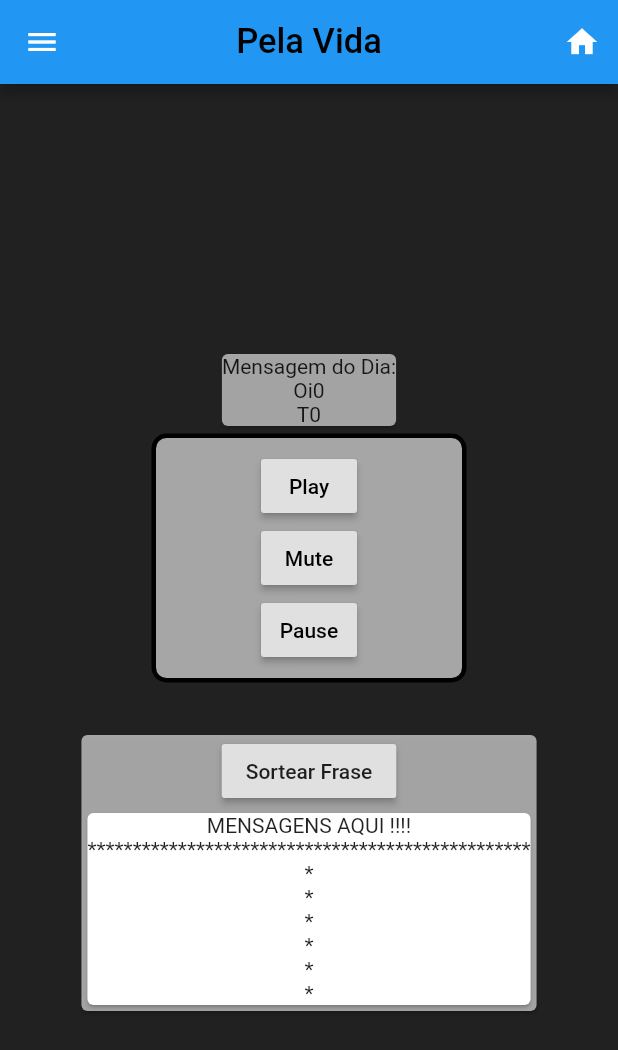
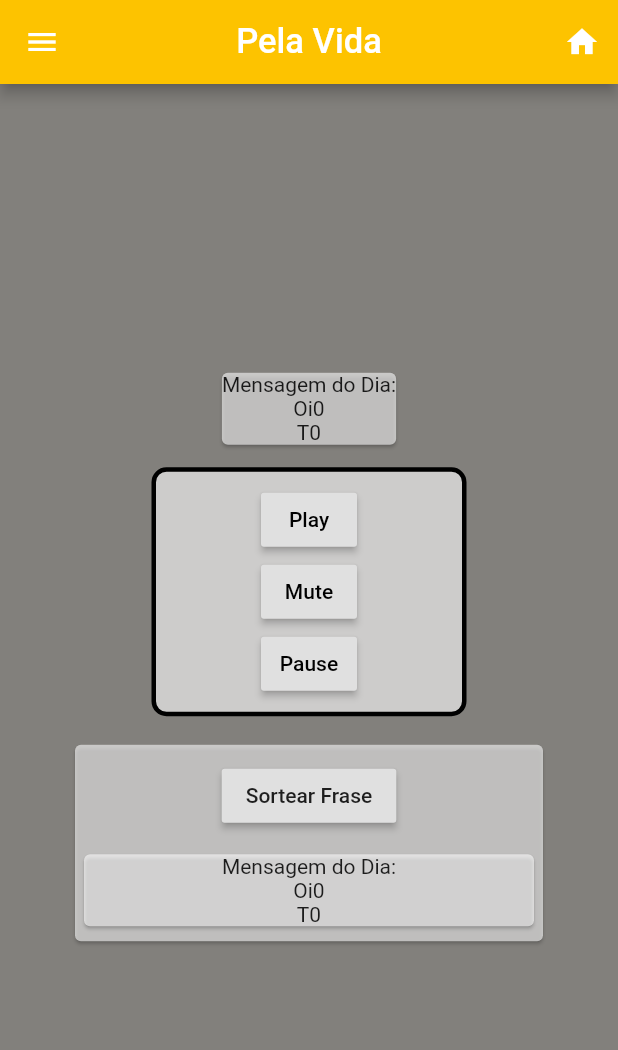
Before and after one commit to GuilhermePalma/pela_vida, a Flutter app: the screen it shows after launch, on a phone screen of 412 x 824 dp. Shown: the top 1050 px of the screen. Run offline on Flutter 3.47's test engine with Material 2 defaults, Android fonts, the phone set to English and light mode, and no system bars; statements that could not run were skipped.

```diff
--- a/lib/main.dart
+++ b/lib/main.dart
@@ -1,4 +1,5 @@
 import 'package:flutter/material.dart';
+import 'package:pela_vida/pages/style/colorsGlobal.dart';
 import 'package:pela_vida/pages/style/drawer.dart';
 import 'package:pela_vida/pages/style/header.dart';
 import 'utils/randomPhrases.dart';
@@ -9,7 +10,6 @@ import 'utils/randomPhrases.dart';
 //TODO Implementar a musica
 //TODO Remover codigo comentados
 
-
 void main() => runApp(MyApp());
 
 class MyApp extends StatelessWidget {
@@ -18,9 +18,6 @@ class MyApp extends StatelessWidget {
     return MaterialApp(
       debugShowCheckedModeBanner: false,
       title: 'Pela Vida',
-      theme: ThemeData(
-        primaryColor: Colors.blue,
-      ),
       home: MyHomePage(),
     );
   }
@@ -34,43 +31,38 @@ class MyHomePage extends StatefulWidget {
 class _MyHomePageState extends State<MyHomePage> {
   @override
   Widget build(BuildContext context) =>
-      headerMain("Pela Vida", _body, lateralMenu, context);
-}
+      headerMain("Pela Vida", _body, lateralMenu, amarelo3, context);
 
   _body() {
 
-List<String> storagePhrase=[];
+    List<String> storagePhrase = [];
     String phrase = "", author = "";
 
-  if(phrase.isEmpty && author.isEmpty) {
+    if (phrase.isEmpty && author.isEmpty) {
       storagePhrase = formatPhrase();
     }
 
     phrase = storagePhrase[0];
     author = storagePhrase[1];
 
+    generationNewPhrase() {
+      setState(() {
+        storagePhrase = formatPhrase();
+      });
+    }
+
 
     return Container(
-    color: Colors.black87,
+      color: Color(cinza3),
       height: double.infinity,
       width: double.infinity,
       //child: SingleChildScrollView(
       child: Column(
         mainAxisAlignment: MainAxisAlignment.center,
         children: <Widget>[
-        /*TODO Remover esse codigo, ele era modelo
-        Container(
-          padding: EdgeInsets.fromLTRB(0, 30, 0, 0),
-          child: Card(
-            child: Text(
-                "MENSAGENS AQUI !!!!\n*************************************************" +
-                    "\n*\n*\n*\n*\n*\n*", textAlign: TextAlign.center,),
-          ),
-        ),*/
-
           Card(
             color: Colors.white60,
-          margin: EdgeInsets.fromLTRB(0, 30, 0, 0),
+            margin: EdgeInsets.fromLTRB(0, 10, 0, 10),
             child: Column(
               children: <Widget>[
                 Text(
@@ -78,7 +70,6 @@ List<String> storagePhrase=[];
                   style: TextStyle(),
                   textAlign: TextAlign.center,
                 ),
-
                 Text(
                   phrase,
                   style: TextStyle(),
@@ -89,7 +80,6 @@ List<String> storagePhrase=[];
                   style: TextStyle(),
                   textAlign: TextAlign.center,
                 ),
-
               ],
             ),
           ),
@@ -113,20 +103,49 @@ List<String> storagePhrase=[];
               ],
             ),
           ),
+          Container(
+            margin: EdgeInsets.fromLTRB(0, 10, 0, 10),
+            width: 320,
+            child: Card(
+              color: Colors.white60,
+              child: Column(
+                children: <Widget>[
+                  Container(
+                    padding: EdgeInsets.fromLTRB(0, 10, 0, 5),
+                    child: RaisedButton(
+                        child: Text("Sortear Frase"),
+                        onPressed: () {
+                          generationNewPhrase();
+                        }),
+                  ),
                   Card(
                     color: Colors.white60,
-          margin: EdgeInsets.fromLTRB(0, 30, 0, 0),
+                    margin: EdgeInsets.fromLTRB(0, 10, 0, 10),
+                    child: Container(
+                      width: 300,
                       child: Column(
                         children: <Widget>[
-              RaisedButton(child: Text("Sortear Frase"), onPressed: () {}),
-              Card(
-                child: Text(
-                  "MENSAGENS AQUI !!!!\n*************************************************" +
-                      "\n*\n*\n*\n*\n*\n*",
+                          Text(
+                            "Mensagem do Dia:",
+                            style: TextStyle(),
                             textAlign: TextAlign.center,
+                          ),
+                          Text(
+                            phrase,
+                            style: TextStyle(),
+                            textAlign: TextAlign.center,
+                          ),
+                          Text(
+                            author,
+                            style: TextStyle(),
+                            textAlign: TextAlign.center,
+                          ),
+                        ],
+                      ),
                     ),
                   ),
                 ],
+              ),
             ),
           ),
         ],
@@ -134,3 +153,4 @@ List<String> storagePhrase=[];
       //),
     );
   }
+}
--- a/lib/pages/pageTemporary.dart
+++ b/lib/pages/pageTemporary.dart
@@ -11,10 +11,10 @@ class Temporary extends StatelessWidget {
 }
 
 _bodyTemp() {
-  Center(
+  return Center(
     child: Container(
-      color: Colors.white,
-      child: Text("Pagina Temporaria"),
+      color: Colors.white38,
+      child: Text("Pagina Temporaria", style: TextStyle(color: Colors.black),),
     ),
   );
 }
--- /dev/null
+++ b/lib/pages/style/colorsGlobal.dart
@@ -0,0 +1,11 @@
+//Cores Usadas no app
+
+int amarelo1 = 0xffFFED00 ;
+int amarelo2 = 0xffFFDD00 ;
+int amarelo3 = 0xffFDC300 ;
+int amarelo4 = 0xffF8A800 ;
+
+int cinza1 = 0xffD1D0D1 ;
+int cinza2 = 0xffB0AEAA ;
+int cinza3 = 0xff82807C ;
+int cinza4 = 0xff3A3A3A ;
--- a/lib/pages/style/drawer.dart
+++ b/lib/pages/style/drawer.dart
@@ -1,9 +1,9 @@
 import 'package:flutter/material.dart';
 import 'package:pela_vida/pages/pageTemporary.dart';
+import 'package:pela_vida/pages/style/colorsGlobal.dart';
 import 'package:pela_vida/utils/navegation.dart';
 
 //TODO Colocar as paginas corretas
-//TODO Inserir a imagem correta
 
 lateralMenu(BuildContext context) {
   return Drawer(
@@ -17,12 +17,11 @@ lateralMenu(BuildContext context) {
             style: TextStyle(color: Colors.white, fontSize: 25),
           ),
           decoration: BoxDecoration(
-            color: Colors.green,
+            color: Colors.cinza1,
             image: DecorationImage(
               fit: BoxFit.fill,
-              image: NetworkImage(
-                //TODO Colocar uma imagem certa
-                  "https://s1.static.brasilescola.uol.com.br/be/conteudo/images/a-tecnica-pomodoro-um-metodo-gestao-tempo-5b4e0f6051f44.jpg"
+              image: AssetImage(
+                "assets/images/LogoPelaVida.png"
               ),
             ),
           ),
--- a/lib/pages/style/header.dart
+++ b/lib/pages/style/header.dart
@@ -1,11 +1,12 @@
 import 'package:flutter/material.dart';
 
 //Titulo, Nome da função body, tela lateral, context p/ navegação entre as paginas
-headerMain(String _title, Function _body, Function _drawer, BuildContext context) {
+headerMain(String _title, Function _body, Function _drawer,int _color, BuildContext context) {
   return Scaffold(
     appBar: AppBar(
+      backgroundColor: Color(_color),
       title: Text(_title,
-          style: TextStyle(fontSize: 23, color: Colors.black)),
+          style: TextStyle(fontSize: 23, color: Colors.white)),
       centerTitle: true,
       actions: <Widget>[
         IconButton(
```
Also changed, not shown: lib/dartpad.dart (+74 -37 lines), assets/images/LogoPelaVida.png (added). Lines whose indentation alone changed are shown as unchanged.
